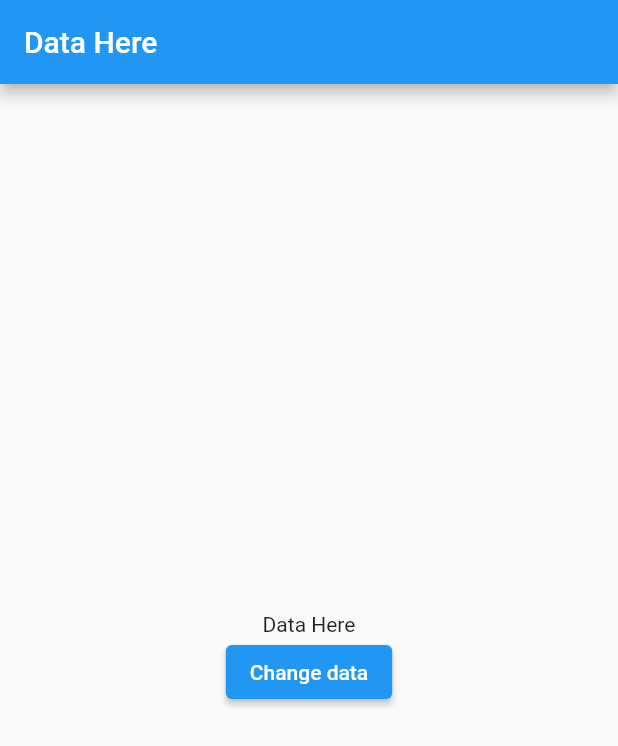
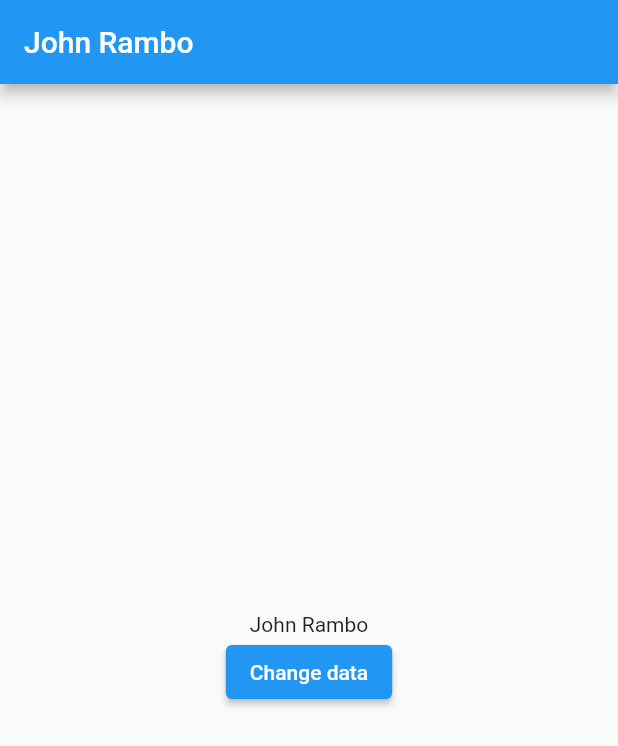
Before and after one commit to devSomethingSomething/flutter_provider_practice, a Flutter app: the screen it shows after launch, on a phone screen of 412 x 824 dp. Shown: the top 746 px of the screen. Run offline on Flutter 3.47's test engine with Material 2 defaults, Android fonts, the light colour scheme and no system bars.

Commit message:
Add provider code to make things work as normal again

```diff
--- a/flutter_provider_practice/lib/main.dart
+++ b/flutter_provider_practice/lib/main.dart
@@ -1,4 +1,5 @@
 import 'package:flutter/material.dart';
+import 'package:provider/provider.dart';
 
 void main() {
   runApp(
@@ -23,11 +24,38 @@ class MainPage extends StatelessWidget {
   @override
   Widget build(BuildContext context) {
     print('Building MainPage');
-    return Scaffold(
-      appBar: AppBar(
-        title: Text('Data Here'),
-      ),
-      body: Screen2(),
+    // This is where the provider starts to be used
+    // Also only place it as high up as needed, do not
+    // place it higher than it should be
+    return ChangeNotifierProvider(
+      // Must give it create, then the model class name
+      create: (context) => AppData(),
+      builder: (context, child) {
+        return Scaffold(
+          appBar: AppBar(
+            // Old way, now we use provider
+            // title: Text('Data Here'),
+            title: Text(
+              // Old way, there is the simpler approach below
+              // Provider.of<AppData>(context).name,
+              context.watch<AppData>().name,
+            ),
+          ),
+          body: Screen2(),
+        );
+      },
+      // So we should not use child, can throw an exception
+      // See solution above, use builder instead
+      // child: Scaffold(
+      //   appBar: AppBar(
+      //     // Old way, now we use provider
+      //     // title: Text('Data Here'),
+      //     title: Text(
+      //       Provider.of<AppData>(context).name,
+      //     ),
+      //   ),
+      //   body: Screen2(),
+      // ),
     );
   }
 }
@@ -66,9 +94,21 @@ class Screen4 extends StatelessWidget {
       child: Column(
         mainAxisAlignment: MainAxisAlignment.center,
         children: [
-          Text('Data Here'),
+          // Text('Data Here'),
+          Text(
+            // Provider.of<AppData>(context).name,
+            context.watch<AppData>().name,
+          ),
           ElevatedButton(
-            onPressed: () {},
+            // Well this is not part of the widget tree
+            onPressed: () {
+              // Not part of the widget tree, need to handle this
+              // Need to set listen to false for things not part of
+              // the widget tree
+              // Provider.of<AppData>(context, listen: false)
+              //     .changeData('John Doe');
+              context.read<AppData>().changeData('Jane Doe');
+            },
             child: Text('Change data'),
           ),
         ],
@@ -76,3 +116,17 @@ class Screen4 extends StatelessWidget {
     );
   }
 }
+
+/// Model class, should go in a models folder
+class AppData with ChangeNotifier {
+  String _name = 'John Rambo';
+
+  void changeData(String data) {
+    _name = data;
+
+    // Must call this to notify any listeners
+    notifyListeners();
+  }
+
+  String get name => _name;
+}
--- a/flutter_provider_practice/pubspec.yaml
+++ b/flutter_provider_practice/pubspec.yaml
@@ -28,6 +28,7 @@ dependencies:
   # The following adds the Cupertino Icons font to your application.
   # Use with the CupertinoIcons class for iOS style icons.
   cupertino_icons: ^1.0.2
+  provider: ^5.0.0
 
 dev_dependencies:
   flutter_test:
```
Also changed, not shown: flutter_provider_practice/pubspec.lock.
